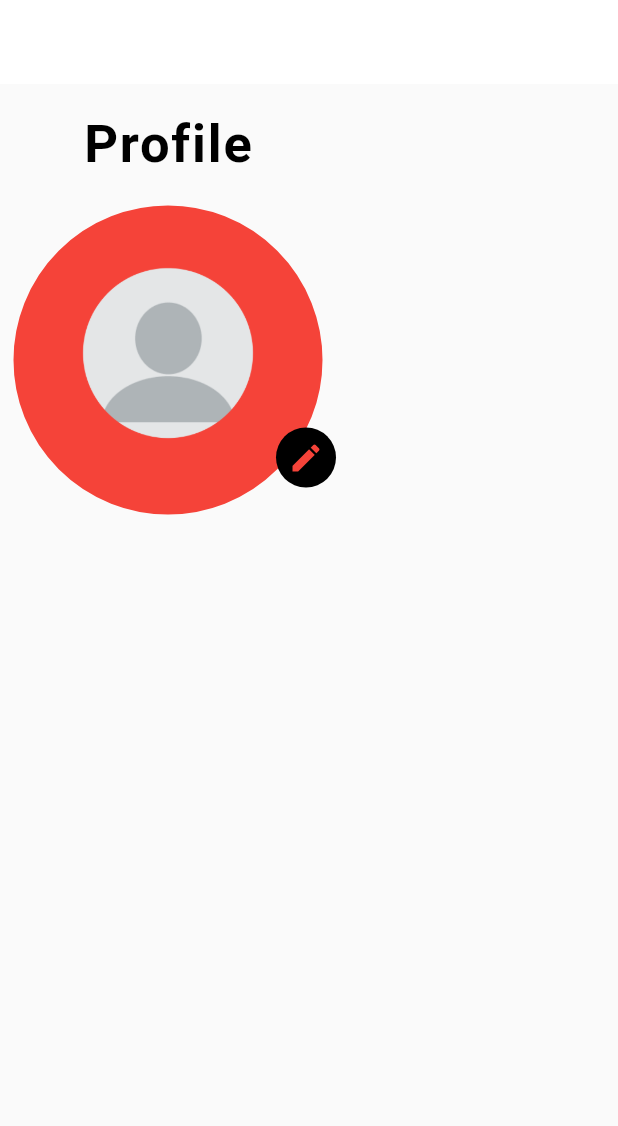
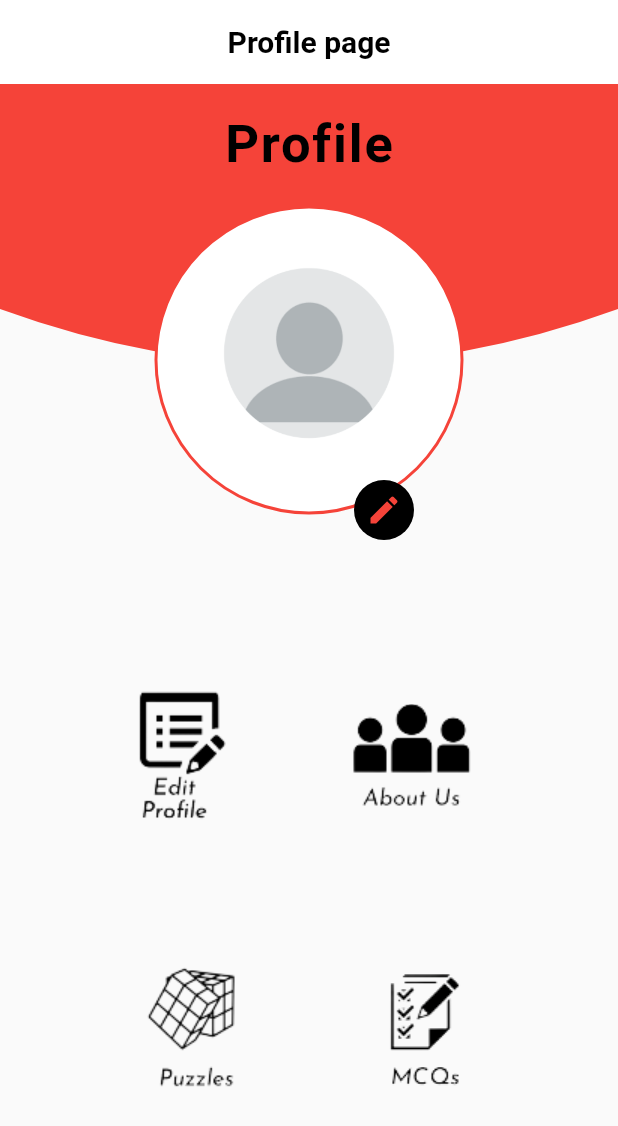
Before and after one commit to NidhiBhanushali3701/schoolcool, a Flutter app: the Profile screen opened directly, on a phone screen of 412 x 824 dp. Shown: the top 1126 px of the screen. Run offline on Flutter 3.47's test engine with Material 2 defaults, Android fonts, the phone set to English and light mode, and no system bars; our stand-ins replace flutter_spinkit; missing offline and left inert: collapsible_sidebar.

Commit message:
Profile page full

```diff
--- a/schoolcool/lib/main.dart
+++ b/schoolcool/lib/main.dart
@@ -1,5 +1,6 @@
 import 'package:flutter/material.dart';
-import 'package:schoolcool/profile_page.dart';
+import 'package:schoolcool/mcq.dart';
+// import 'package:schoolcool/profile_page.dart';
 // import 'package:schoolcool/Splash.dart';
 // import 'package:schoolcool/details.dart';
 // import 'package:schoolcool/details.dart';
@@ -26,7 +27,8 @@ class MyApp extends StatelessWidget {
       theme: ThemeData(
         primarySwatch: Colors.red//necessary
       ),
-       home: const Profile(),
+      home: Mcq(),
+      //  home: const Profile(),
       // home: const Splash(),
       //home: Welcome(),
       //home: MyHomePage(), //not necessary
--- a/schoolcool/lib/profile_page.dart
+++ b/schoolcool/lib/profile_page.dart
@@ -4,10 +4,18 @@ import 'package:schoolcool/constants.dart';
 class Profile extends StatelessWidget{
   const Profile({Key key}) : super(key: key);
 
+
   @override
   Widget build(BuildContext context){
     return Scaffold(
       appBar: AppBar(
+        centerTitle: true,
+        title: const Text("Profile page", style: TextStyle(
+                  fontSize:20,
+                  color:kPrimaryDarkColor,
+                  fontWeight:FontWeight.w600,
+                ),
+                ),
         elevation: 0.0,
         backgroundColor: kPrimaryLightColor,
         leading: IconButton
@@ -20,22 +28,99 @@ class Profile extends StatelessWidget{
         alignment: Alignment.center,
         children: [
           Column(
+            mainAxisAlignment: MainAxisAlignment.end,
+            children: [
+              Container(
+                height: 450,
+                width: double.infinity,
+                margin: EdgeInsets.symmetric(horizontal: 10),
+                child: Column(
+                  mainAxisAlignment: MainAxisAlignment.spaceEvenly,
+                  children: [
+                    Row(
+                      mainAxisAlignment: MainAxisAlignment.spaceEvenly,
+                      children: [
+                        // Image.asset('assets/Icons/Removedbg/Editprof.png'),
+                        GestureDetector(
+                          onTap: () {}, // handle your image tap here
+                          child: Image.asset(
+                            'assets/Icons/Removedbg/Editprof.png',
+                            // fit: BoxFit.cover, // this is the solution for border
+                            // width: 110.0,
+                            // height: 110.0,
+                          ),
+                        ),
+                        GestureDetector(
+                          onTap: () {}, // handle your image tap here
+                          child: Image.asset(
+                            'assets/Icons/Removedbg/aboutus.png',
+                            // fit: BoxFit.cover, // this is the solution for border
+                            // width: 110.0,
+                            // height: 110.0,
+                          ),
+                        ),
+                        // Image.asset('assets/Icons/Removedbg/aboutus.png'),
+                      ],
+                      ),
+                    Row(
+                      mainAxisAlignment: MainAxisAlignment.spaceEvenly,
+                      children: [
+                        GestureDetector(
+                          onTap: () {}, // handle your image tap here
+                          child: Image.asset(
+                            'assets/Icons/Removedbg/puzzels.png',
+                            // fit: BoxFit.cover, // this is the solution for border
+                            // width: 110.0,
+                            // height: 110.0,
+                          ),
+                        ),GestureDetector(
+                          onTap: () {}, // handle your image tap here
+                          child: Image.asset(
+                            'assets/Icons/Removedbg/mcqs.png',
+                            // fit: BoxFit.cover, // this is the solution for border
+                            // width: 110.0,
+                            // height: 110.0,
+                          ),
+                        ),
+                        // Image.asset('assets/Icons/Removedbg/Editprof.png'),
+                        // Image.asset('assets/Icons/Removedbg/aboutus.png'),
+                      ],
+                      ),
+
+                  ],
+                ),
+              )
+            ],
+          ),
+
+          CustomPaint(
+            child: SizedBox(
+              width: MediaQuery.of(context).size.width,
+              height: MediaQuery.of(context).size.height,
+            ),
+            painter: Header()
+          ),
+          Column(
             crossAxisAlignment: CrossAxisAlignment.center,
             children: [
               const Padding(
                 padding: EdgeInsets.all(20),
-                child: Text("Profile", style: TextStyle(fontSize:35, letterSpacing:1.2, color:Colors.black, fontWeight:FontWeight.w600,
+                child: Text("Profile", style: TextStyle(
+                  fontSize:35,
+                  letterSpacing:1.2,
+                  color:kPrimaryDarkColor,
+                  fontWeight:FontWeight.w600,
                 )
                 ),
               ),
               Container(
-                padding: const EdgeInsets.all(10.0),
+                padding: const EdgeInsets.all(2.0),
                 width: MediaQuery.of(context).size.width/2,
                 height: MediaQuery.of(context).size.width/2,
                 decoration: BoxDecoration(
-                  border:Border.all(color:kPrimaryColor, width:5),
+                  border:Border.all(color:kPrimaryColor, width:2),
                   shape:BoxShape.circle,
-                  color: kPrimaryColor,
+                  color: kPrimaryLightColor,
                   image: const DecorationImage(
                     fit: BoxFit.cover,
                     image: AssetImage('assets/avatar.png')
@@ -45,7 +130,7 @@ class Profile extends StatelessWidget{
             ],
           ),
           Padding(
-            padding: const EdgeInsets.only(bottom:270, left: 184),
+            padding: const EdgeInsets.only(bottom:200, left: 100),
             child: CircleAvatar(
               backgroundColor: Colors.black,
               child: IconButton(
@@ -56,9 +141,27 @@ class Profile extends StatelessWidget{
                 onPressed:() {}
                 ),
               )
-            )
+            ),
+
         ],
         )
       );
   }
 }
+
+
+
+class Header extends CustomPainter {
+  @override
+  void paint(Canvas canvas, Size size){
+    Paint paint = Paint()..color = kPrimaryColor;
+    Path path = Path()
+      ..relativeLineTo(0, 150)
+      ..quadraticBezierTo(size.width/2, 225, size.width, 150)
+      ..relativeLineTo(0, -150)
+      ..close();
+      canvas.drawPath(path, paint);
+  }
+  @override
+  bool shouldRepaint(CustomPainter oldDelegate) => false;
+}
--- a/schoolcool/pubspec.yaml
+++ b/schoolcool/pubspec.yaml
@@ -64,6 +64,7 @@ flutter:
   # To add assets to your application, add an assets section, like this:
   assets:
     - assets/
+    - assets/Icons/Removedbg/
 
 
   # An image asset can refer to one or more resolution-specific "variants", see
```
